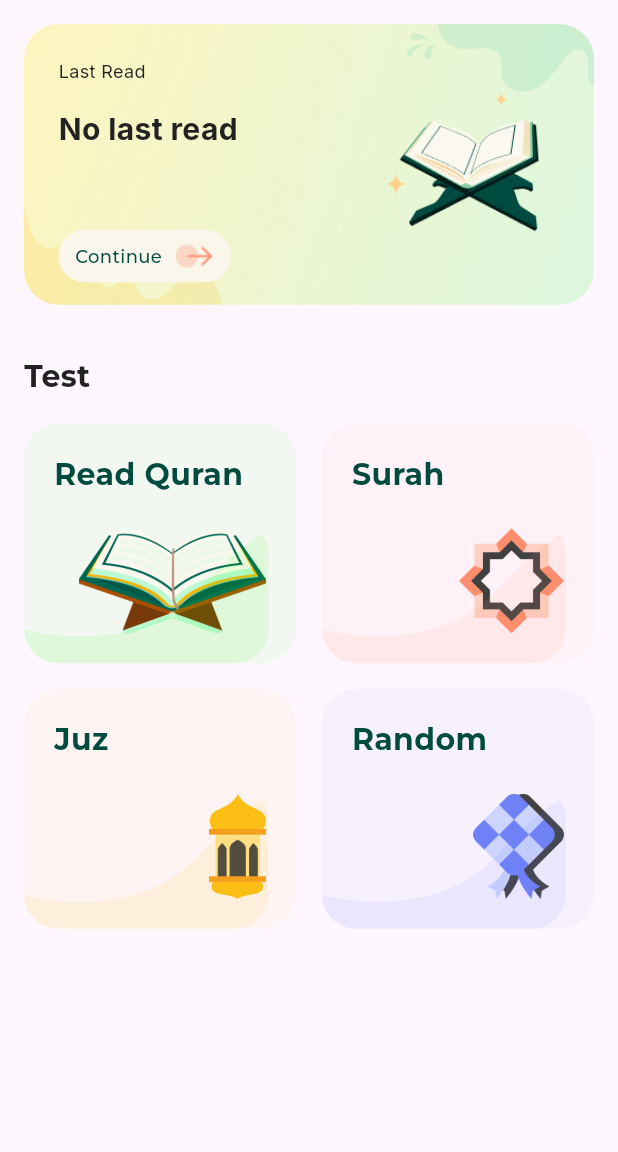
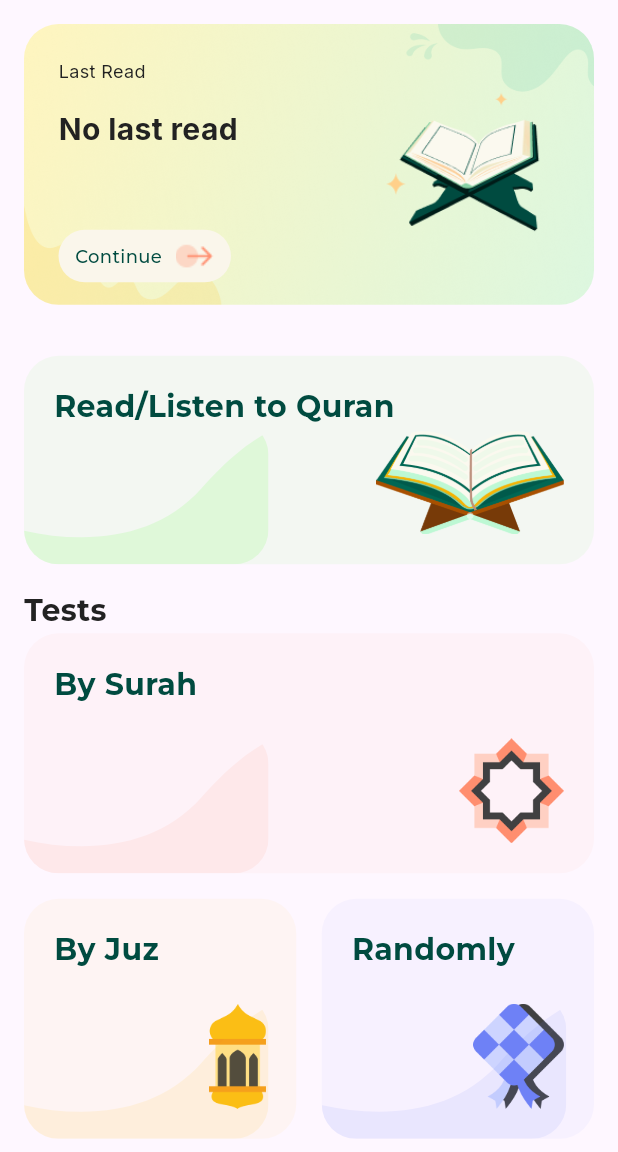
Before and after one commit to bynalab/hafiz_test, a Flutter app: the screen it shows after launch, on a phone screen of 412 x 824 dp, the part 84-1236 px from its top. Run offline on Flutter 3.47's test engine with Material 3 defaults, Android fonts, the phone set to English and light mode, and no system bars; drawn by our look-alikes of showcaseview; our stand-ins replace audio_video_progress_bar, flutter_svg, google_fonts, just_audio, just_audio_background, marquee and 3 more.

Commit message:
feat(widget): add height parameter to TestMenuCard and update main menu UI
update TestMenuCard to support custom height and refactor main menu layout
improve app bar styling and reorganize menu items for better usability

```diff
--- a/lib/main_menu.dart
+++ b/lib/main_menu.dart
@@ -75,6 +75,10 @@ class _MainMenuState extends State<_MainMenu> {
       child: Scaffold(
         appBar: AppBar(
           centerTitle: false,
+          backgroundColor: Colors.white,
+          surfaceTintColor: const Color(0xFF004B40),
+          scrolledUnderElevation: 10,
+          automaticallyImplyLeading: false,
           title: SvgPicture.asset('assets/img/logo.svg'),
           actions: [
             ShowCase(
@@ -97,32 +101,23 @@ class _MainMenuState extends State<_MainMenu> {
             ),
           ],
         ),
-        body: Padding(
+        body: SingleChildScrollView(
           padding: const EdgeInsets.all(16),
           child: Column(
             crossAxisAlignment: CrossAxisAlignment.start,
             children: [
               LastReadCard(lastReadKey: _lastReadKey),
               const SizedBox(height: 34),
-              Text(
-                'Test',
-                style: GoogleFonts.montserrat(
-                  fontSize: 20,
-                  fontWeight: FontWeight.bold,
-                  color: const Color(0xFF222222),
-                ),
-              ),
-              const SizedBox(height: 16),
               Row(
                 children: [
                   Expanded(
                     child: ShowCase(
                       widgetKey: _quranCardKey,
-                      title: 'By Quran',
+                      title: 'Read Quran',
                       description:
-                          'Begin your journey with a randomly chosen verse from the Holy Quran.',
+                          'Read or listen to the Holy Quran with your preferred reciter.',
                       child: TestMenuCard(
-                        title: 'Read Quran',
+                        title: 'Read/Listen to Quran',
                         image: 'card_quran',
                         color: const Color(0xFF2BFF00),
                         onTap: () {
@@ -135,7 +130,19 @@ class _MainMenuState extends State<_MainMenu> {
                       ),
                     ),
                   ),
-                  const SizedBox(width: 17),
+                ],
+              ),
+              const SizedBox(height: 17),
+              Text(
+                'Tests',
+                style: GoogleFonts.montserrat(
+                  fontSize: 20,
+                  fontWeight: FontWeight.bold,
+                  color: const Color(0xFF222222),
+                ),
+              ),
+              Row(
+                children: [
                   Expanded(
                     child: ShowCase(
                       widgetKey: _surahCardKey,
@@ -143,7 +150,8 @@ class _MainMenuState extends State<_MainMenu> {
                       description:
                           'Begin your test journey by selecting a specific Surah.',
                       child: TestMenuCard(
-                        title: 'Surah',
+                        height: 160,
+                        title: 'By Surah',
                         image: 'card_surah',
                         color: const Color(0xFFFF8E6F),
                         onTap: () {
@@ -168,7 +176,8 @@ class _MainMenuState extends State<_MainMenu> {
                       description:
                           'Begin your test journey by selecting a specific Juz of the Quran.',
                       child: TestMenuCard(
-                        title: 'Juz',
+                        height: 160,
+                        title: 'By Juz',
                         image: 'card_juz',
                         color: const Color(0xFFFBBE15),
                         onTap: () => navigateTo(const JuzListScreen()),
@@ -183,7 +192,8 @@ class _MainMenuState extends State<_MainMenu> {
                       description:
                           'Challenge yourself with verses selected at random from across the Holy Quran.',
                       child: TestMenuCard(
-                        title: 'Random',
+                        height: 160,
+                        title: 'Randomly',
                         image: 'card_random',
                         color: const Color(0xFF6E81F6),
                         onTap: () =>
--- a/lib/widget/test_menu_card.dart
+++ b/lib/widget/test_menu_card.dart
@@ -6,6 +6,7 @@ class TestMenuCard extends StatelessWidget {
   final String title;
   final String? image;
   final Color? color;
+  final double? height;
   final VoidCallback? onTap;
 
   const TestMenuCard({
@@ -14,6 +15,7 @@ class TestMenuCard extends StatelessWidget {
     this.image,
     this.color,
     this.onTap,
+    this.height,
   });
 
   @override
@@ -21,7 +23,7 @@ class TestMenuCard extends StatelessWidget {
     return GestureDetector(
       onTap: onTap,
       child: SizedBox(
-        height: 160,
+        height: height,
         child: Stack(
           children: [
             Container(
```
